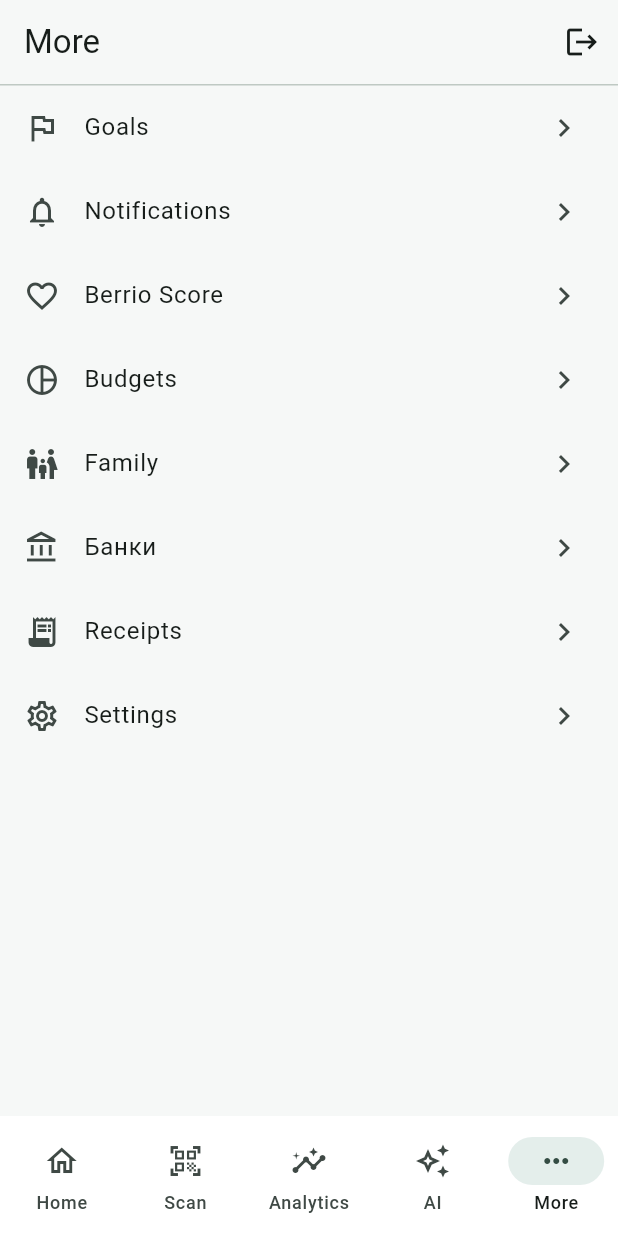
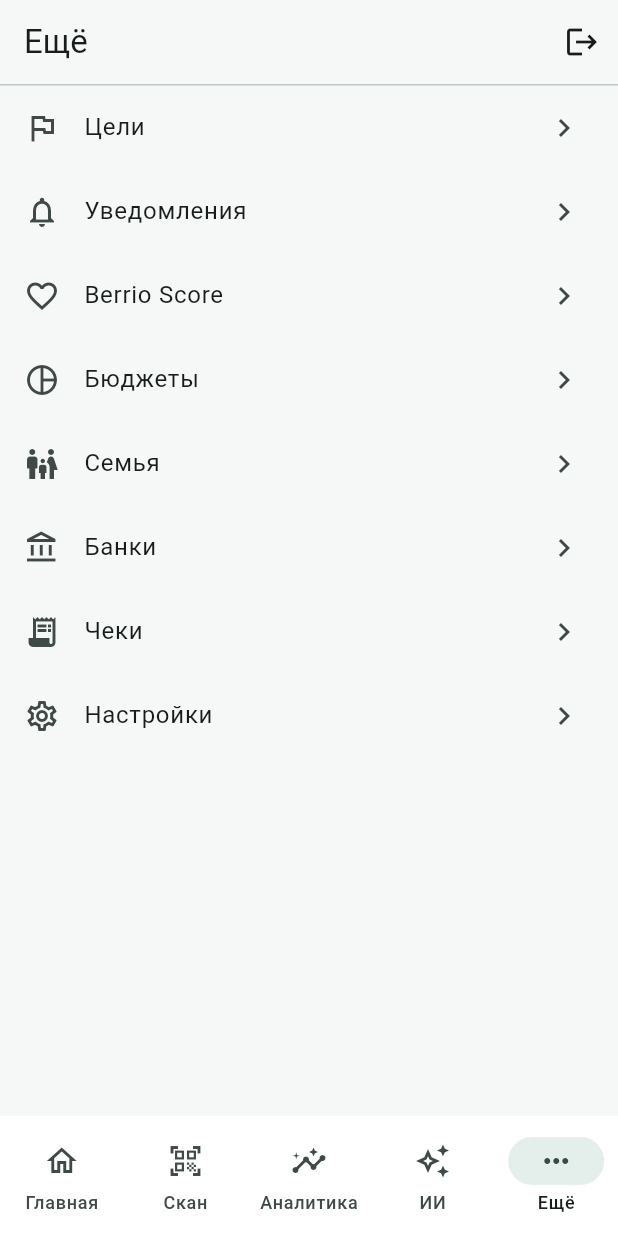
Before and after one commit to K0DDO/Berrio, a Flutter app: the _MoreHubScreen screen opened by its route, on a phone screen of 412 x 824 dp. Run offline on Flutter 3.47's test engine with Material 3 defaults, Android fonts, the phone set to English and light mode, and no system bars; our stand-ins replace connectivity_plus, dio, drift, file_picker, flutter_riverpod, flutter_secure_storage and 4 more; missing offline and left inert: google_mlkit_text_recognition, mobile_scanner; accounts and stored records are empty; generated files the repository leaves out were written again; network calls fail; Roboto replaces fonts that are missing (Segoe UI).

Commit message:
polish Russian UX copy and remove scan test shortcut
Key screens use RU labels, notifications use JourneyStatePanel empty/error, and the offline test save button is gone.

```diff
--- a/mobile/lib/app/router.dart
+++ b/mobile/lib/app/router.dart
@@ -184,9 +184,9 @@ class _MoreHubScreen extends ConsumerWidget {
   Widget build(BuildContext context, WidgetRef ref) {
     final user = ref.watch(authControllerProvider).user;
     final items = <({String title, String path, IconData icon})>[
-      (title: 'Goals', path: '/more/goals', icon: Icons.flag_outlined),
+      (title: 'Цели', path: '/more/goals', icon: Icons.flag_outlined),
       (
-        title: 'Notifications',
+        title: 'Уведомления',
         path: '/more/notifications',
         icon: Icons.notifications_outlined,
       ),
@@ -195,23 +195,23 @@ class _MoreHubScreen extends ConsumerWidget {
         path: '/more/health',
         icon: Icons.favorite_outline,
       ),
-      (title: 'Budgets', path: '/more/budgets', icon: Icons.pie_chart_outline),
-      (title: 'Family', path: '/more/family', icon: Icons.family_restroom),
+      (title: 'Бюджеты', path: '/more/budgets', icon: Icons.pie_chart_outline),
+      (title: 'Семья', path: '/more/family', icon: Icons.family_restroom),
       (
         title: 'Банки',
         path: '/more/banks',
         icon: Icons.account_balance_outlined,
       ),
-      (title: 'Receipts', path: '/receipts', icon: Icons.receipt_long),
-      (title: 'Settings', path: '/more/settings', icon: Icons.settings_outlined),
+      (title: 'Чеки', path: '/receipts', icon: Icons.receipt_long),
+      (title: 'Настройки', path: '/more/settings', icon: Icons.settings_outlined),
     ];
 
     return Scaffold(
       appBar: AppBar(
-        title: const Text('More'),
+        title: const Text('Ещё'),
         actions: [
           IconButton(
-            tooltip: 'Sign out',
+            tooltip: 'Выйти',
             onPressed: () async {
               await ref.read(authControllerProvider.notifier).logout();
               ref.read(sessionUnlockedProvider.notifier).state = false;
--- a/mobile/lib/features/ai/presentation/ai_screen.dart
+++ b/mobile/lib/features/ai/presentation/ai_screen.dart
@@ -65,7 +65,7 @@ class AiScreen extends ConsumerWidget {
     final async = ref.watch(aiInsightsProvider);
     return Scaffold(
       appBar: AppBar(
-        title: const Text('AI Economist'),
+        title: const Text('ИИ-экономист'),
         actions: [
           IconButton(
             tooltip: 'Разбор месяца',
--- a/mobile/lib/features/home/presentation/home_screen.dart
+++ b/mobile/lib/features/home/presentation/home_screen.dart
@@ -29,7 +29,7 @@ class HomeScreen extends ConsumerWidget {
                   ),
             ),
             Text(
-              user == null ? 'Your money, explained' : user.displayName,
+              user == null ? 'Деньги под контролем' : user.displayName,
               style: Theme.of(context).textTheme.bodySmall,
             ),
           ],
@@ -95,7 +95,7 @@ class HomeScreen extends ConsumerWidget {
               FilledButton.tonalIcon(
                 onPressed: () => context.go('/scan'),
                 icon: const Icon(Icons.qr_code_scanner),
-                label: const Text('Scan a receipt'),
+                label: const Text('Сканировать чек'),
               ),
             ],
           ),
--- a/mobile/lib/shared/widgets/app_shell.dart
+++ b/mobile/lib/shared/widgets/app_shell.dart
@@ -17,27 +17,27 @@ class AppShell extends StatelessWidget {
           NavigationDestination(
             icon: Icon(Icons.home_outlined),
             selectedIcon: Icon(Icons.home),
-            label: 'Home',
+            label: 'Главная',
           ),
           NavigationDestination(
             icon: Icon(Icons.qr_code_scanner_outlined),
             selectedIcon: Icon(Icons.qr_code_scanner),
-            label: 'Scan',
+            label: 'Скан',
           ),
           NavigationDestination(
             icon: Icon(Icons.insights_outlined),
             selectedIcon: Icon(Icons.insights),
-            label: 'Analytics',
+            label: 'Аналитика',
           ),
           NavigationDestination(
             icon: Icon(Icons.auto_awesome_outlined),
             selectedIcon: Icon(Icons.auto_awesome),
-            label: 'AI',
+            label: 'ИИ',
           ),
           NavigationDestination(
             icon: Icon(Icons.more_horiz),
             selectedIcon: Icon(Icons.more_horiz),
-            label: 'More',
+            label: 'Ещё',
           ),
         ],
       ),
```
Also changed, not shown: mobile/lib/features/notifications/presentation/notifications_screen.dart (+11 -11 lines), mobile/lib/features/receipts/presentation/scan_receipt_screen.dart (+1 -10 lines).
